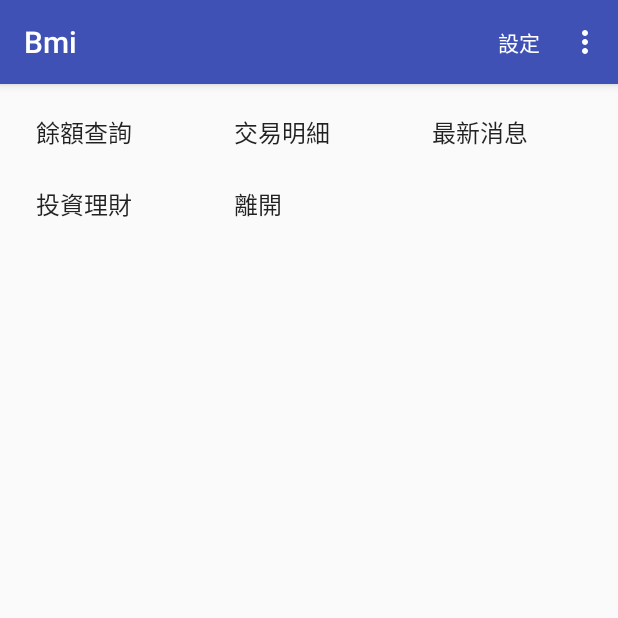
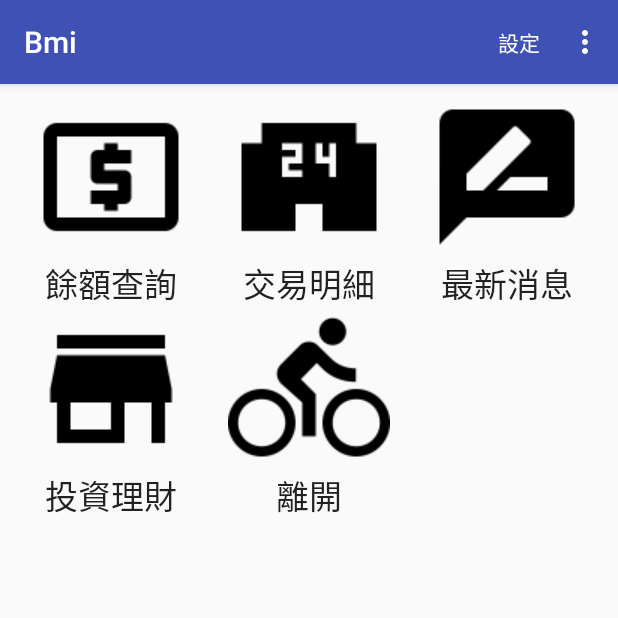
Before and after one commit to android81/Atm, an Android app: the MainActivity screen opened directly, with no data from a screen before it, after a tap on "餘額查詢", on a phone screen of 412 x 824 dp, the top half of it. Run offline under Robolectric (Android 15) with nearby library versions, the phone set to English and light mode, and no system bars.

Commit message:
客製化GridView

```diff
--- a/app/src/main/java/com/tom/atm/MainActivity.java
+++ b/app/src/main/java/com/tom/atm/MainActivity.java
@@ -7,17 +7,26 @@ import android.util.Log;
 import android.view.Menu;
 import android.view.MenuItem;
 import android.view.View;
+import android.view.ViewGroup;
 import android.widget.AdapterView;
 import android.widget.ArrayAdapter;
+import android.widget.BaseAdapter;
 import android.widget.GridView;
+import android.widget.ImageView;
 import android.widget.ListView;
 import android.widget.Spinner;
+import android.widget.TextView;
 import android.widget.Toast;
 
 public class MainActivity extends AppCompatActivity implements AdapterView.OnItemClickListener {
     public static final int RC_LOGIN = 1;
     boolean logon = false;
     String[] func = {"餘額查詢", "交易明細", "最新消息", "投資理財", "離開"};
+    int[] icons = {R.drawable.func_balance,
+            R.drawable.func_history,
+            R.drawable.func_news,
+            R.drawable.func_finance,
+            R.drawable.func_exit };
 
     @Override
     protected void onCreate(Bundle savedInstanceState) {
@@ -25,8 +34,9 @@ public class MainActivity extends AppCompatActivity implements AdapterView.OnIte
         setContentView(R.layout.activity_main);
         //使用GridView
         GridView grid = findViewById(R.id.grid);
-        ArrayAdapter gAdapter =
-                new ArrayAdapter(this, android.R.layout.simple_list_item_1, func);
+        IconAdapter gAdapter = new IconAdapter();
+        /*ArrayAdapter gAdapter =
+                new ArrayAdapter(this, android.R.layout.simple_list_item_1, func);*/
         grid.setAdapter(gAdapter);
         grid.setOnItemClickListener(this);
 
@@ -63,6 +73,37 @@ public class MainActivity extends AppCompatActivity implements AdapterView.OnIte
         }
     }
 
+    class IconAdapter extends BaseAdapter{
+
+        @Override
+        public int getCount() {
+            return func.length;
+        }
+
+        @Override
+        public Object getItem(int position) {
+            return func[position];
+        }
+
+        @Override
+        public long getItemId(int position) {
+            return icons[position];
+        }
+
+        @Override
+        public View getView(int position, View convertView, ViewGroup parent) {
+            View row = convertView;
+            if (row == null){
+                row = getLayoutInflater().inflate(R.layout.item_row, null);
+                ImageView image = row.findViewById(R.id.item_image);
+                TextView text = row.findViewById(R.id.item_text);
+                image.setImageResource(icons[position]);
+                text.setText(func[position]);
+            }
+            return row;
+        }
+    }
+
     @Override
     public boolean onCreateOptionsMenu(Menu menu) {
         getMenuInflater().inflate(R.menu.menu_main, menu);
@@ -95,16 +136,16 @@ public class MainActivity extends AppCompatActivity implements AdapterView.OnIte
 
     @Override
     public void onItemClick(AdapterView<?> parent, View view, int position, long id) {
-        switch (position) {
-            case 0:
+        switch ((int)id) {
+            case R.drawable.func_balance:
                 break;
-            case 1:
+            case R.drawable.func_history:
                 break;
-            case 2:
+            case R.drawable.func_news:
                 break;
-            case 3:
+            case R.drawable.func_finance:
                 break;
-            case 4:
+            case R.drawable.func_exit: //結束
                 finish();
                 break;
         }
--- /dev/null
+++ b/app/src/main/res/layout/item_row.xml
@@ -0,0 +1,19 @@
+<?xml version="1.0" encoding="utf-8"?>
+<LinearLayout xmlns:android="http://schemas.android.com/apk/res/android"
+    android:orientation="vertical" android:layout_width="match_parent"
+    android:layout_height="match_parent">
+
+    <ImageView
+        android:layout_width="wrap_content"
+        android:layout_height="wrap_content"
+        android:id="@+id/item_image"
+        android:layout_gravity="center_horizontal" />
+
+    <TextView
+        android:layout_width="wrap_content"
+        android:layout_height="wrap_content"
+        android:textAppearance="?android:attr/textAppearanceLarge"
+        android:text="Large Text"
+        android:id="@+id/item_text"
+        android:layout_gravity="center_horizontal" />
+</LinearLayout>
```
Also changed, not shown: app/src/main/res/drawable/func_balance.png (added), app/src/main/res/drawable/func_exit.png (added), app/src/main/res/drawable/func_finance.png (added), app/src/main/res/drawable/func_history.png (added), app/src/main/res/drawable/func_news.png (added).
